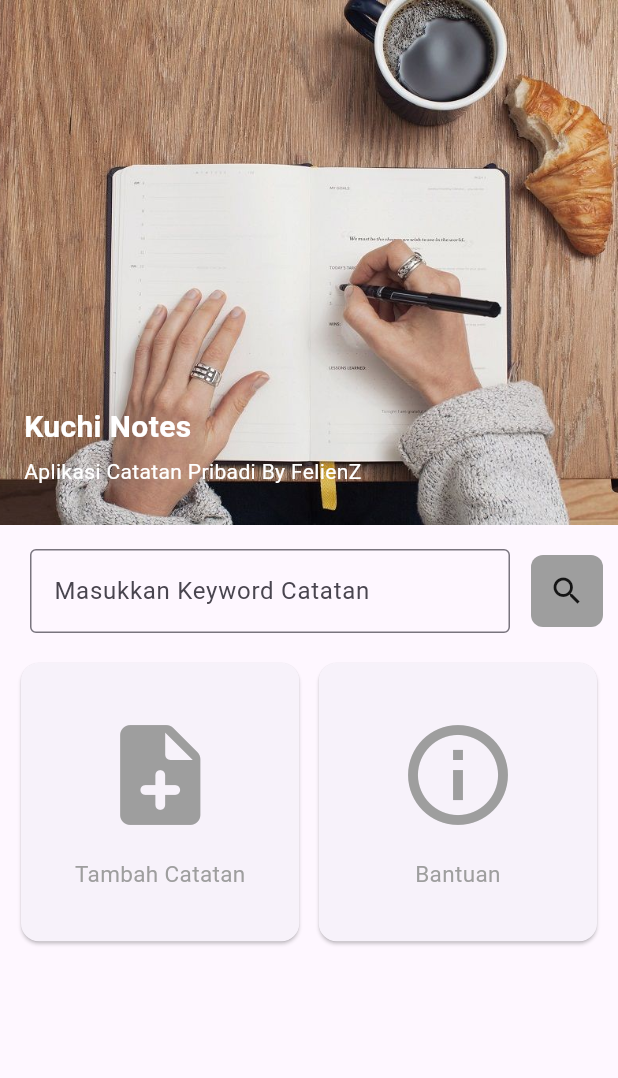
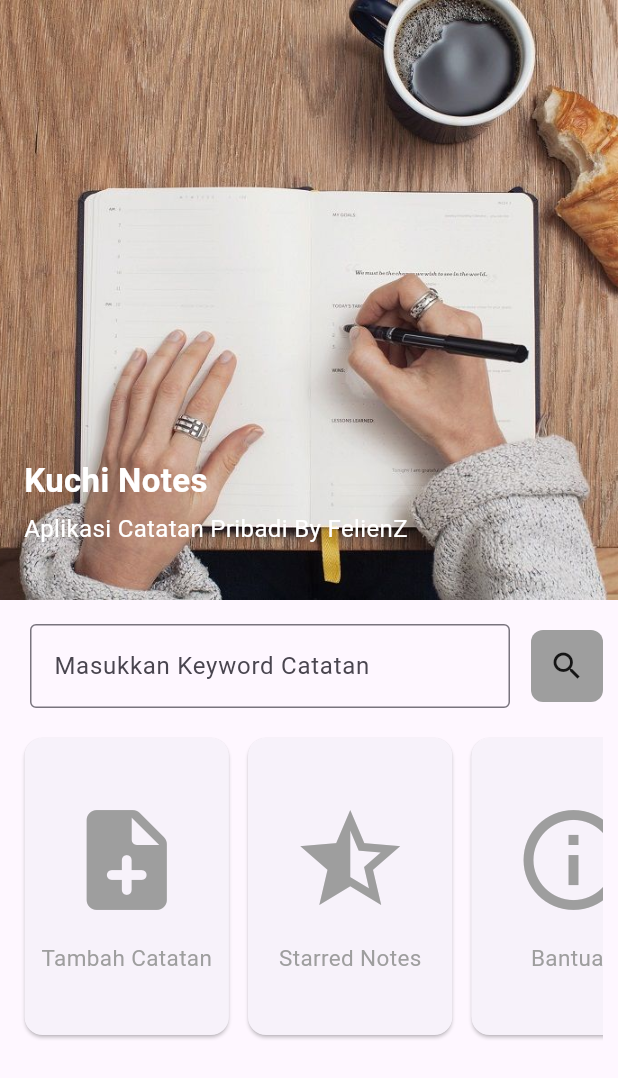
Before and after one commit to AqsaXny/Layo-CampusApp, a Flutter app: the screen it shows after launch, on a phone screen of 412 x 824 dp. Shown: the top 1078 px of the screen. Run offline on Flutter 3.47's test engine with Material 3 defaults, Android fonts, the phone set to English and light mode, and no system bars; drawn by our look-alikes of carousel_slider.

Commit message:
improve Homepage: implement CarouselSlider for Navigation Card

```diff
--- a/lib/Components/card_logo.dart
+++ b/lib/Components/card_logo.dart
@@ -12,7 +12,7 @@ class CardLogo extends StatelessWidget {
   final VoidCallback targetLocation;
   @override
   Widget build(BuildContext context) {
-    return GestureDetector(
+    return InkWell(
       onTap: targetLocation,
       child: Card(
         shadowColor: Colors.black,
--- a/lib/Home/herosection.dart
+++ b/lib/Home/herosection.dart
@@ -15,7 +15,7 @@ class Herosection extends StatelessWidget {
       children: [
         Container(
           width: double.infinity,
-          height: 350,
+          height: 400,
           decoration: BoxDecoration(
             image: DecorationImage(
               image: AssetImage('assets/image/notes.jpg'),
@@ -27,7 +27,7 @@ class Herosection extends StatelessWidget {
           child: Container(
             padding: EdgeInsets.all(16),
             width: double.infinity,
-            height: 340,
+            height: 380,
             child: Column(
               mainAxisAlignment: MainAxisAlignment.end,
               crossAxisAlignment: CrossAxisAlignment.start,
@@ -36,14 +36,14 @@ class Herosection extends StatelessWidget {
                 Text(
                   title,
                   style: TextStyle(
-                    fontSize: 20,
+                    fontSize: 22,
                     fontWeight: FontWeight.bold,
                     color: Colors.white,
                   ),
                 ),
                 Text(
                   description,
-                  style: TextStyle(fontSize: 14, color: Colors.white),
+                  style: TextStyle(fontSize: 16, color: Colors.white),
                 ),
               ],
             ),
--- a/lib/Home/myhome.dart
+++ b/lib/Home/myhome.dart
@@ -9,7 +9,8 @@ class Homepage extends StatelessWidget {
   @override
   Widget build(BuildContext context) {
     return Scaffold(
-      body: Column(
+      body: SingleChildScrollView(
+        child: Column(
           children: [
             SafeArea(
               child: Herosection(
@@ -21,6 +22,7 @@ class Homepage extends StatelessWidget {
             Navigationsection(),
           ],
         ),
+      ),
     );
   }
 }
--- a/lib/Home/navigation.dart
+++ b/lib/Home/navigation.dart
@@ -1,3 +1,4 @@
+import 'package:carousel_slider/carousel_slider.dart';
 import 'package:flutter/material.dart';
 import 'package:kuchi_notes/Components/card_logo.dart';
 
@@ -10,26 +11,46 @@ class Navigationsection extends StatelessWidget {
       // width: double.infinity,
       // height: 250,
       padding: EdgeInsets.symmetric(horizontal: 10),
-      child: GridView.count(
-        crossAxisCount: 2,
-        shrinkWrap: true,
-        crossAxisSpacing: 5,
-        children: [
-          CardLogo(
+      child: CarouselSlider(
+        items: [
+          SizedBox(
+            width: MediaQuery.of(context).size.width * 0.35,
+            child: CardLogo(
               iconItem: Icons.note_add_rounded,
               descript: 'Tambah Catatan',
               targetLocation: () {
                 Navigator.pushNamed(context, '/notepage');
               },
             ),
-          CardLogo(
+          ),
+          SizedBox(
+            width: MediaQuery.of(context).size.width * 0.35,
+            child: CardLogo(
+              iconItem: Icons.star_half,
+              descript: 'Starred Notes',
+              targetLocation: () {
+                Navigator.pushNamed(context, '/pinnedpage');
+              },
+            ),
+          ),
+          SizedBox(
+            width: MediaQuery.of(context).size.width * 0.35,
+            child: CardLogo(
               iconItem: Icons.info_outline,
               descript: 'Bantuan',
               targetLocation: () {
                 Navigator.pushNamed(context, '/helppage');
               },
             ),
+          ),
         ],
+        options: CarouselOptions(
+          height: MediaQuery.of(context).size.height * 0.25,
+          padEnds: false,
+          viewportFraction: 0.38,
+          enableInfiniteScroll: false,
+          enlargeCenterPage: false,
+        ),
       ),
     );
   }
--- /dev/null
+++ b/lib/Pinned/pinnedpage.dart
@@ -0,0 +1,10 @@
+import 'package:flutter/material.dart';
+
+class Pinnedpage extends StatelessWidget {
+  const Pinnedpage({super.key});
+
+  @override
+  Widget build(BuildContext context) {
+    return Scaffold(body: Column(children: []));
+  }
+}
--- a/lib/main.dart
+++ b/lib/main.dart
@@ -2,6 +2,7 @@ import 'package:flutter/material.dart';
 import 'package:kuchi_notes/Help/Helppage.dart';
 import 'package:kuchi_notes/Home/myhome.dart';
 import 'package:kuchi_notes/Notes/notepage.dart';
+import 'package:kuchi_notes/Pinned/pinnedpage.dart';
 
 void main() => runApp(const MainApp());
 
@@ -17,6 +18,7 @@ class MainApp extends StatelessWidget {
         '/': (context) => Homepage(),
         '/notepage': (context) => Notepage(),
         '/helppage': (context) => Helppage(),
+        '/pinnedpage': (context) => Pinnedpage(),
       },
     );
   }
--- a/pubspec.yaml
+++ b/pubspec.yaml
@@ -9,6 +9,7 @@ environment:
 dependencies:
   flutter:
     sdk: flutter
+  carousel_slider: ^5.1.1
 
 dev_dependencies:
   flutter_test:
```
Also changed, not shown: pubspec.lock. Lines whose indentation alone changed are shown as unchanged.
